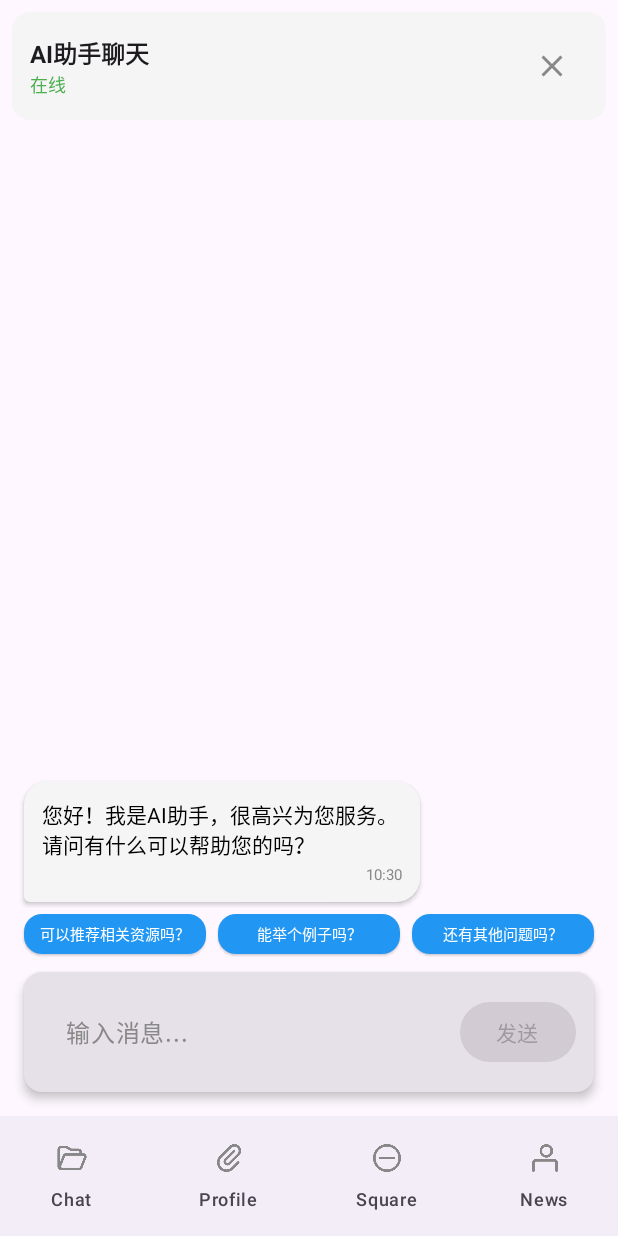
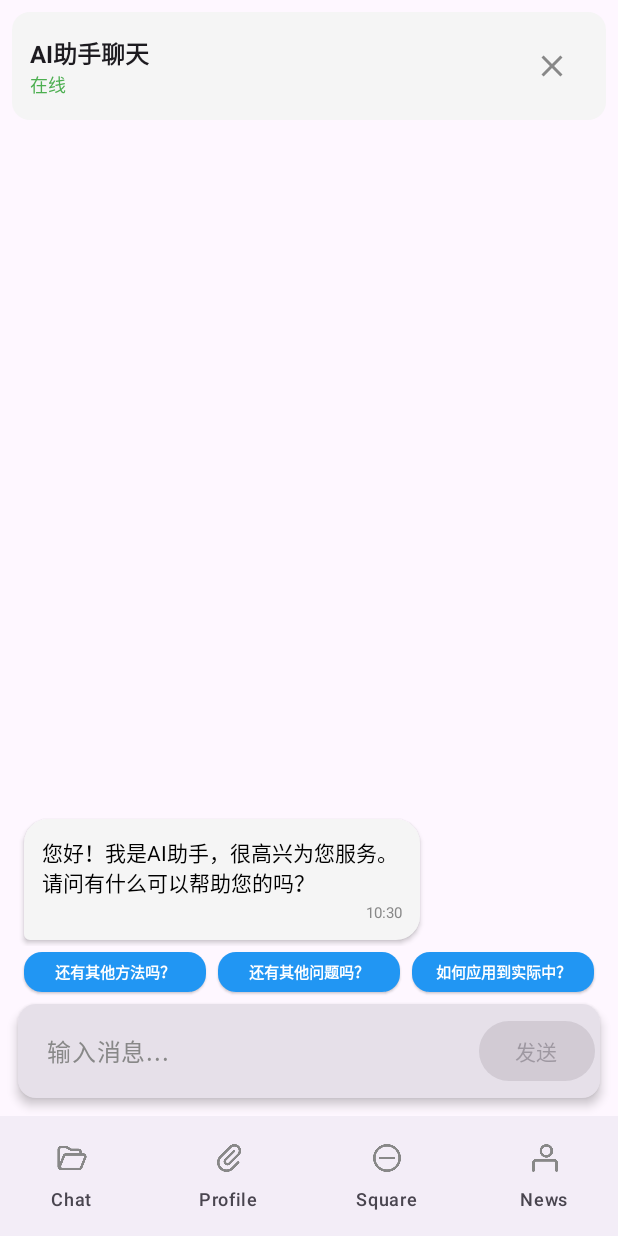
Before and after one commit to Shangyizhou/kotlin, an Android app built with Jetpack Compose: the composable AppNavigation shown on its own in the app's theme, on a phone screen of 412 x 824 dp. Run offline under Robolectric (Android 15) with nearby library versions, the phone set to English and light mode, and no system bars; network calls fail; 1 statement that could not run was skipped.

Commit message:
feat(): 增加compose ui预览能力，修改 UI 细节

```diff
--- a/app/src/main/java/com/example/kotlin/screens/ChatScreen.kt
+++ b/app/src/main/java/com/example/kotlin/screens/ChatScreen.kt
@@ -18,6 +18,7 @@ import androidx.compose.ui.platform.LocalSoftwareKeyboardController
 import androidx.compose.ui.text.font.FontWeight
 import androidx.compose.ui.text.style.TextAlign
 import androidx.compose.ui.text.style.TextOverflow
+import androidx.compose.ui.tooling.preview.Preview
 import androidx.compose.ui.unit.dp
 import androidx.compose.ui.unit.sp
 import androidx.lifecycle.viewmodel.compose.viewModel
@@ -187,6 +188,7 @@ fun QuestionBubble(
         Text(
             text = question,
             fontSize = 10.sp,
+            fontWeight = FontWeight.Bold,
             color = Color.White,
             textAlign = TextAlign.Center,
             maxLines = 1,
@@ -364,13 +366,13 @@ fun ChatInput(
     Card(
         modifier = modifier
             .fillMaxWidth()
-            .padding(8.dp),
+            .padding(4.dp),
         elevation = CardDefaults.cardElevation(defaultElevation = 4.dp)
     ) {
         Row(
             modifier = Modifier
                 .fillMaxWidth()
-                .padding(12.dp),
+                .padding(3.dp),
             verticalAlignment = Alignment.CenterVertically
         ) {
             TextField(
@@ -394,7 +396,8 @@ fun ChatInput(
                     disabledIndicatorColor = Color.Transparent
                 ),
                 enabled = !isLoading,
-                maxLines = 3
+                maxLines = 1,
+                singleLine = true
             )
 
             Button(
@@ -402,7 +405,8 @@ fun ChatInput(
                 enabled = text.isNotBlank() && !isLoading,
                 colors = ButtonDefaults.buttonColors(
                     containerColor = Color(0xFF2196F3)
-                )
+                ),
+                modifier = Modifier.height(40.dp)
             ) {
                 if (isLoading) {
                     CircularProgressIndicator(
@@ -417,3 +421,11 @@ fun ChatInput(
         }
     }
 }
+
+// ==================== PREVIEW 部分 ====================
+
+@Preview(showBackground = true, name = "聊天页面 - 空状态")
+@Composable
+fun ChatScreenEmptyPreview() {
+    ChatScreen()
+}
```
